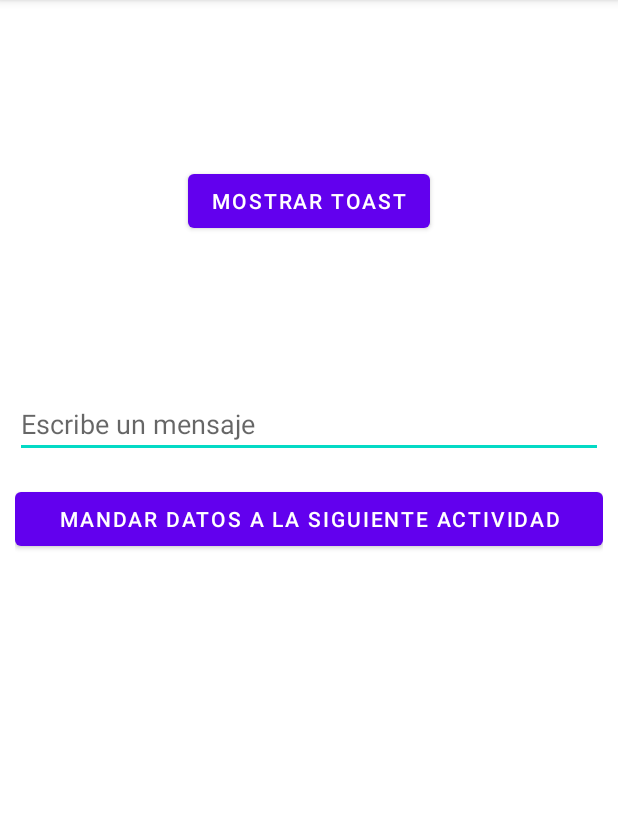
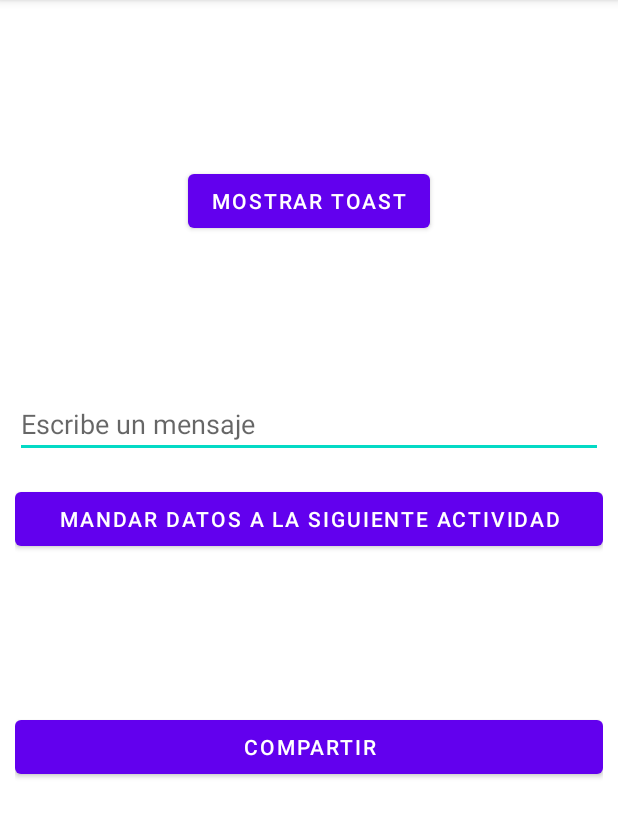
Before and after one commit to sadelcarpio/kotlin_app_step2, an Android app: the screen it shows after launch (MainActivity), on a phone screen of 412 x 824 dp, the part 84-922 px from its top. Run offline under Robolectric (Android 15) with nearby library versions, the phone set to English and light mode, and no system bars.

```diff
--- a/app/src/main/res/layout/activity_main.xml
+++ b/app/src/main/res/layout/activity_main.xml
@@ -41,4 +41,13 @@
         android:layout_centerHorizontal="true"
         android:layout_marginTop="312dp"
         android:text="Mandar Datos a la Siguiente Actividad" />
+
+    <Button
+        android:id="@+id/btnShare"
+        android:layout_width="match_parent"
+        android:layout_height="wrap_content"
+        android:layout_alignParentBottom="true"
+        android:layout_centerHorizontal="true"
+        android:layout_marginBottom="236dp"
+        android:text="Compartir" />
 </RelativeLayout>
```
Also changed, not shown: app/src/main/java/com/sadelcarpio/kotlin_app_step2/MainActivity.kt (+9 -0 lines).
